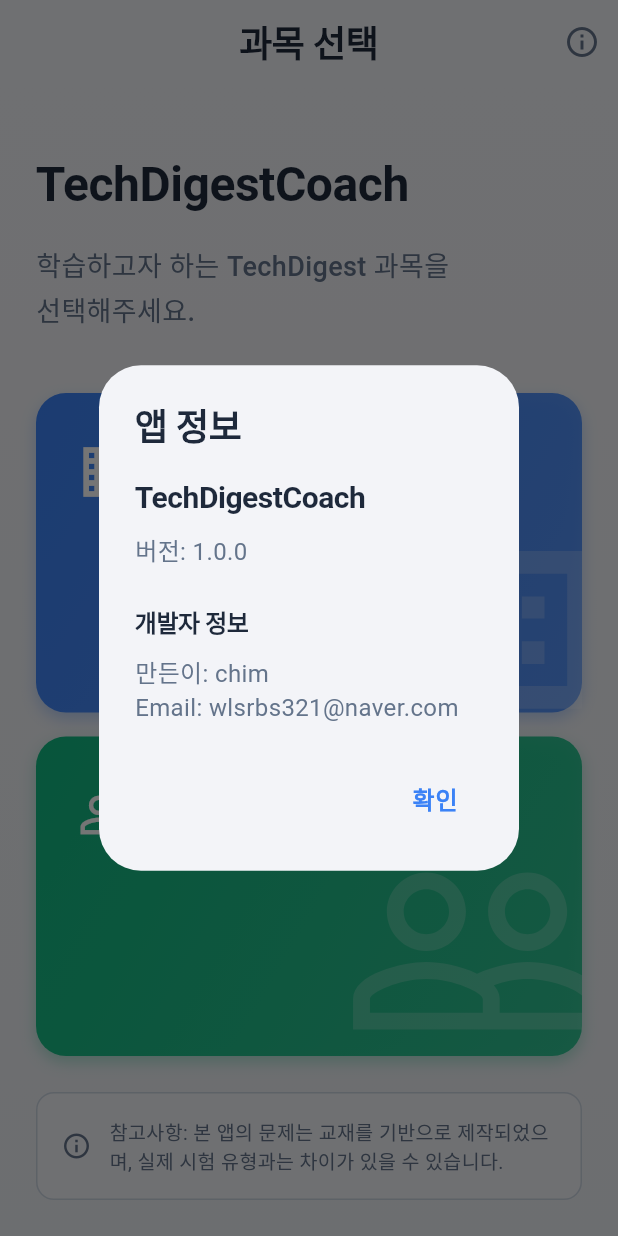
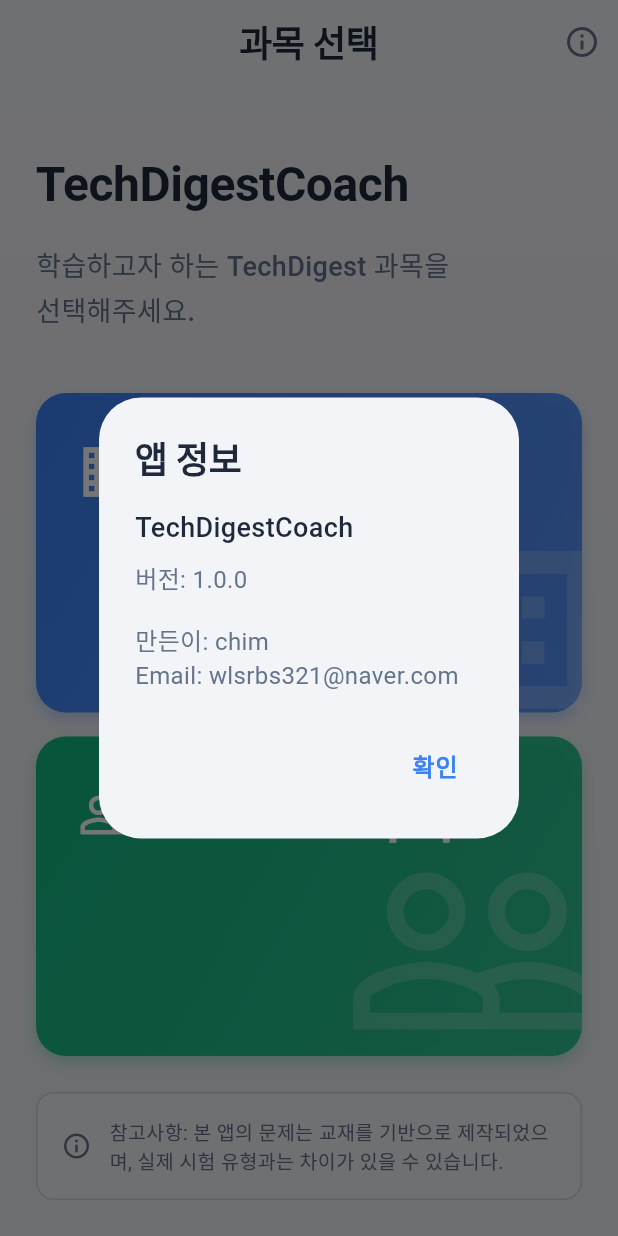
Before and after one commit to JingyunKim/my-app-project2, a Flutter app: the GroupSelectionScreen screen opened directly, after a tap on the "info outline" icon, on a phone screen of 412 x 824 dp. Run offline on Flutter 3.47's test engine with Material 3 defaults, Android fonts, the light colour scheme and no system bars; our stand-ins replace fl_chart, shared_preferences; accounts and stored records are empty.

Commit message:
앱정보에 초기화 기능 추가

```diff
--- a/techdigestcoach/lib/features/auth/screens/group_selection_screen.dart
+++ b/techdigestcoach/lib/features/auth/screens/group_selection_screen.dart
@@ -9,6 +9,7 @@
 
 import 'package:flutter/material.dart';
 import 'package:provider/provider.dart';
+import 'dart:async'; // Timer 사용을 위한 import
 
 // 스타일 import
 import '../../../core/theme/app_colors.dart';
@@ -25,8 +26,21 @@
 import 'nickname_screen.dart';
 
 /// 과목 선택 화면 위젯
-class GroupSelectionScreen extends StatelessWidget {
+class GroupSelectionScreen extends StatefulWidget {
   const GroupSelectionScreen({super.key});
+
+  @override
+  State<GroupSelectionScreen> createState() => _GroupSelectionScreenState();
+}
+
+class _GroupSelectionScreenState extends State<GroupSelectionScreen> {
+  Timer? _longPressTimer;
+
+  @override
+  void dispose() {
+    _longPressTimer?.cancel();
+    super.dispose();
+  }
 
   /// 과목 선택 처리 메소드
   void _handleGroupSelection(BuildContext context, UserGroup group) {
@@ -37,27 +51,8 @@
     );
   }
 
-  /// 과목 선택 화면 UI를 구성하는 메소드
-  @override
-  Widget build(BuildContext context) {
-    print('GroupSelectionScreen build 메소드가 호출되었습니다.');
-    return Scaffold(
-      backgroundColor: AppColors.background,
-      appBar: AppBar(
-        title: Text(
-          '과목 선택',
-          style: AppTextStyles.heading.copyWith(
-            color: AppColors.text,
-            fontWeight: FontWeight.w600,
-          ),
-        ),
-        backgroundColor: AppColors.surface,
-        elevation: 0,
-        automaticallyImplyLeading: false,
-        actions: [
-          IconButton(
-            icon: Icon(Icons.info_outline, color: AppColors.textSecondary),
-            onPressed: () {
+  /// 앱 정보 표시 메소드
+  void _showAppInfo(BuildContext context) {
     showDialog(
       context: context,
       builder: (BuildContext context) {
@@ -75,10 +70,9 @@
             children: [
               Text(
                 'TechDigestCoach',
-                          style: AppTextStyles.heading.copyWith(
+                style: AppTextStyles.subtitle.copyWith(
                   color: AppColors.text,
-                            fontSize: 20,
-                            fontWeight: FontWeight.w600,
+                  fontWeight: FontWeight.w500,
                 ),
               ),
               const SizedBox(height: 8),
@@ -88,16 +82,7 @@
                   color: AppColors.textSecondary,
                 ),
               ),
-                        const SizedBox(height: 24),
-                        Text(
-                          '개발자 정보',
-                          style: AppTextStyles.heading.copyWith(
-                            color: AppColors.text,
-                            fontSize: 16,
-                            fontWeight: FontWeight.w600,
-                          ),
-                        ),
-                        const SizedBox(height: 8),
+              const SizedBox(height: 16),
               Text(
                 '만든이: chim\nEmail: wlsrbs321@naver.com',
                 style: AppTextStyles.body.copyWith(
@@ -121,7 +106,89 @@
         );
       },
     );
+  }
+
+  /// 데이터 초기화 확인 다이얼로그 표시 메소드
+  void _showDataResetDialog(BuildContext context) {
+    showDialog(
+      context: context,
+      builder: (BuildContext context) {
+        return AlertDialog(
+          title: Text(
+            '데이터 초기화',
+            style: AppTextStyles.heading.copyWith(
+              color: AppColors.text,
+              fontWeight: FontWeight.w600,
+            ),
+          ),
+          content: Text(
+            '모든 학습 데이터가 삭제됩니다.\n계속하시겠습니까?',
+            style: AppTextStyles.body.copyWith(
+              color: AppColors.textSecondary,
+            ),
+          ),
+          actions: [
+            TextButton(
+              onPressed: () => Navigator.of(context).pop(),
+              child: Text(
+                '취소',
+                style: AppTextStyles.button.copyWith(
+                  color: AppColors.textSecondary,
+                ),
+              ),
+            ),
+            TextButton(
+              onPressed: () {
+                context.read<AppState>().resetData();
+                Navigator.of(context).pop();
               },
+              child: Text(
+                '초기화',
+                style: AppTextStyles.button.copyWith(
+                  color: AppColors.error,
+                ),
+              ),
+            ),
+          ],
+        );
+      },
+    );
+  }
+
+  /// 과목 선택 화면 UI를 구성하는 메소드
+  @override
+  Widget build(BuildContext context) {
+    print('GroupSelectionScreen build 메소드가 호출되었습니다.');
+    return Scaffold(
+      backgroundColor: AppColors.background,
+      appBar: AppBar(
+        title: Text(
+          '과목 선택',
+          style: AppTextStyles.heading.copyWith(
+            color: AppColors.text,
+            fontWeight: FontWeight.w600,
+          ),
+        ),
+        backgroundColor: AppColors.surface,
+        elevation: 0,
+        automaticallyImplyLeading: false,
+        actions: [
+          GestureDetector(
+            onTap: () => _showAppInfo(context),
+            onLongPressStart: (_) {
+              // 길게 누르기 시작 시 타이머 시작
+              _longPressTimer = Timer(const Duration(seconds: 3), () {
+                _showDataResetDialog(context);
+              });
+            },
+            onLongPressEnd: (_) {
+              // 길게 누르기 종료 시 타이머 취소
+              _longPressTimer?.cancel();
+            },
+            child: IconButton(
+              icon: Icon(Icons.info_outline, color: AppColors.textSecondary),
+              onPressed: () => _showAppInfo(context),
+            ),
           ),
         ],
       ),
```
Also changed, not shown: techdigestcoach/lib/features/auth/screens/main_menu_screen.dart (+5 -131 lines). Lines whose indentation alone changed are shown as unchanged.
